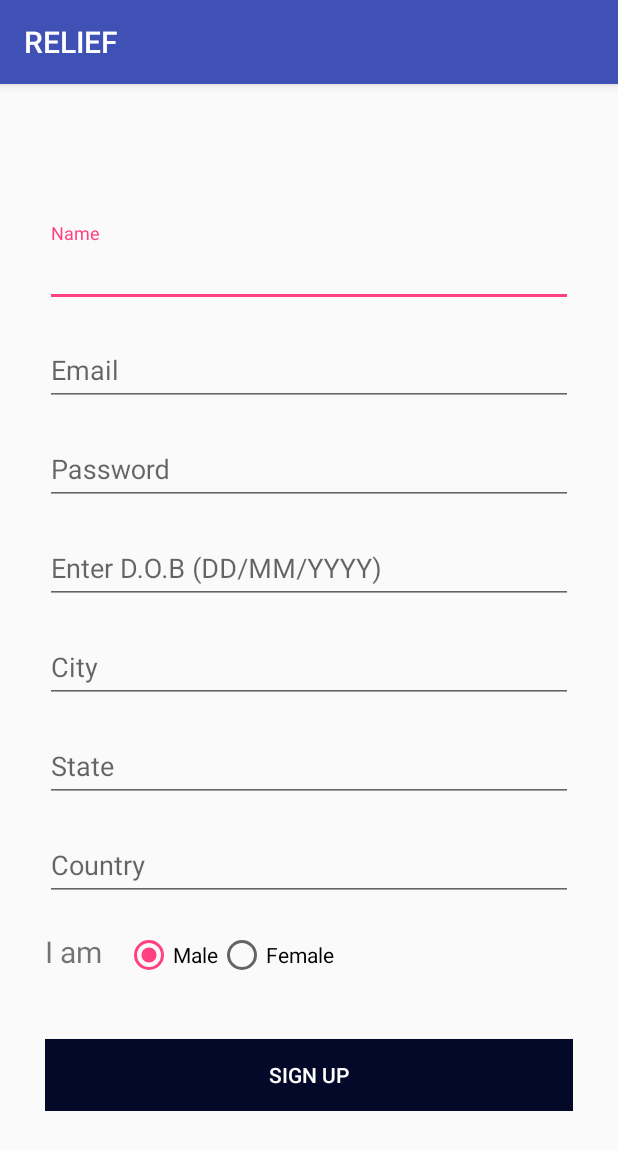
After one commit to aryan2305/Relief, an Android app: the SignUpActivity screen opened directly, with no data from a screen before it, on a phone screen of 412 x 824 dp. The commit adds this screen. Shown: the top 1150 px of the screen. Run offline under Robolectric (Android 15) with nearby library versions, the phone set to English and light mode, and no system bars.

Commit message:
Login and Signup Page updated

```diff
--- a/app/build.gradle
+++ b/app/build.gradle
@@ -25,4 +25,7 @@ dependencies {
     testImplementation 'junit:junit:4.12'
     androidTestImplementation 'com.android.support.test:runner:0.5'
     androidTestImplementation 'com.android.support.test.espresso:espresso-core:2.2.2'
+    compile 'com.android.support:design:23.0.0'
+    compile 'com.android.volley:volley:1.0.0'
+
 }
--- a/app/src/main/AndroidManifest.xml
+++ b/app/src/main/AndroidManifest.xml
@@ -1,6 +1,9 @@
 <?xml version="1.0" encoding="utf-8"?>
 <manifest xmlns:android="http://schemas.android.com/apk/res/android"
     package="com.disaster.relief.relief">
+    <uses-permission android:name="android.permission.INTERNET" />
+    <uses-permission android:name="android.permission.ACCESS_NETWORK_STATE" />
+    <uses-permission android:name="android.permission.VIBRATE" />
 
     <application
         android:allowBackup="true"
@@ -16,7 +19,8 @@
                 <category android:name="android.intent.category.LAUNCHER" />
             </intent-filter>
         </activity>
-        <activity android:name=".LoginActivity"></activity>
+        <activity android:name=".LoginActivity" />
+        <activity android:name=".SignUpActivity"></activity>
     </application>
 
 </manifest>
--- /dev/null
+++ b/app/src/main/res/anim/shake.xml
@@ -0,0 +1,37 @@
+<?xml version="1.0" encoding="utf-8"?>
+<set xmlns:android="http://schemas.android.com/apk/res/android" android:interpolator="@android:anim/overshoot_interpolator" android:fillAfter="true">
+
+    <translate
+        android:startOffset="100"
+        android:fromXDelta="0%p"
+        android:toXDelta="5%p"
+        android:duration="100" />
+
+    <translate
+        android:startOffset="150"
+        android:fromXDelta="0%p"
+        android:toXDelta="-10%p"
+        android:duration="160" />
+
+
+    <translate
+        android:startOffset="260"
+        android:fromXDelta="0%p"
+        android:toXDelta="10%p"
+        android:duration="170" />
+
+
+    <translate
+        android:startOffset="380"
+        android:fromXDelta="0%p"
+        android:toXDelta="-10%p"
+        android:duration="180" />
+
+
+    <translate
+        android:startOffset="510"
+        android:fromXDelta="0%p"
+        android:toXDelta="5%p"
+        android:duration="140" />
+
+</set>
--- /dev/null
+++ b/app/src/main/res/color/bg_login.xml
@@ -0,0 +1,4 @@
+<?xml version="1.0" encoding="utf-8"?>
+<selector xmlns:android="http://schemas.android.com/apk/res/android">
+
+</selector>
--- /dev/null
+++ b/app/src/main/res/layout/activity_sign_up.xml
@@ -0,0 +1,161 @@
+<?xml version="1.0" encoding="utf-8"?>
+<LinearLayout xmlns:android="http://schemas.android.com/apk/res/android"
+    xmlns:app="http://schemas.android.com/apk/res-auto"
+    xmlns:tools="http://schemas.android.com/tools"
+    android:layout_width="fill_parent"
+    android:layout_height="fill_parent"
+    android:gravity="center"
+    android:orientation="vertical"
+    android:padding="10dp"
+    tools:context="com.disaster.relief.relief.SignUpActivity">
+
+    <LinearLayout
+        android:layout_width="match_parent"
+        android:layout_height="wrap_content"
+        android:layout_gravity="center"
+        android:orientation="vertical"
+        android:paddingLeft="20dp"
+        android:paddingRight="20dp" >
+        <android.support.design.widget.TextInputLayout
+            android:id="@+id/signup_input_layout_name"
+            android:layout_width="match_parent"
+            android:layout_height="wrap_content"
+            android:layout_centerHorizontal="true"
+            android:layout_marginTop="10dp">
+
+            <EditText
+                android:id="@+id/signup_input_name"
+                android:layout_width="match_parent"
+                android:layout_height="wrap_content"
+                android:ems="10"
+                android:hint="Name"/>
+        </android.support.design.widget.TextInputLayout>
+        <android.support.design.widget.TextInputLayout
+            android:id="@+id/signup_input_layout_email"
+            android:layout_width="match_parent"
+            android:layout_height="wrap_content"
+            android:layout_centerHorizontal="true"
+            android:layout_marginTop="10dp">
+            <EditText
+                android:id="@+id/signup_input_email"
+                android:layout_width="match_parent"
+                android:layout_height="wrap_content"
+                android:ems="10"
+                android:inputType="textEmailAddress"
+                android:hint="Email" />
+        </android.support.design.widget.TextInputLayout>
+        <android.support.design.widget.TextInputLayout
+            android:id="@+id/signup_input_layout_password"
+            android:layout_width="match_parent"
+            android:layout_height="wrap_content"
+            android:layout_centerHorizontal="true"
+            android:layout_marginTop="10dp">
+            <EditText
+                android:id="@+id/signup_input_password"
+                android:layout_width="match_parent"
+                android:layout_height="wrap_content"
+                android:ems="10"
+                android:inputType="textPassword"
+                android:hint="@string/hint_password" />
+        </android.support.design.widget.TextInputLayout>
+        <android.support.design.widget.TextInputLayout
+            android:id="@+id/signup_input_layout_dob"
+            android:layout_width="match_parent"
+            android:layout_height="wrap_content"
+            android:layout_centerHorizontal="true"
+            android:layout_marginTop="10dp">
+            <EditText
+                android:id="@+id/signup_input_dob"
+                android:layout_width="match_parent"
+                android:layout_height="wrap_content"
+                android:ems="10"
+                android:singleLine="true"
+                android:hint="@string/hint_dob"/>
+        </android.support.design.widget.TextInputLayout>
+        <android.support.design.widget.TextInputLayout
+            android:id="@+id/signup_input_layout_city"
+            android:layout_width="match_parent"
+            android:layout_height="wrap_content"
+            android:layout_centerHorizontal="true"
+            android:layout_marginTop="10dp">
+            <EditText
+                android:id="@+id/signup_input_city"
+                android:layout_width="match_parent"
+                android:layout_height="wrap_content"
+                android:ems="10"
+                android:singleLine="true"
+                android:hint="@string/hint_city"/>
+        </android.support.design.widget.TextInputLayout>
+        <android.support.design.widget.TextInputLayout
+            android:id="@+id/signup_input_layout_state"
+            android:layout_width="match_parent"
+            android:layout_height="wrap_content"
+            android:layout_centerHorizontal="true"
+            android:layout_marginTop="10dp">
+            <EditText
+                android:id="@+id/signup_input_state"
+                android:layout_width="match_parent"
+                android:layout_height="wrap_content"
+                android:ems="10"
+                android:singleLine="true"
+                android:hint="@string/hint_state"
+                tools:ignore="DuplicateIds" />
+        </android.support.design.widget.TextInputLayout>
+        <android.support.design.widget.TextInputLayout
+            android:id="@+id/signup_input_layout_country"
+            android:layout_width="match_parent"
+            android:layout_height="wrap_content"
+            android:layout_centerHorizontal="true"
+            android:layout_marginTop="10dp"
+            tools:ignore="DuplicateIds">
+            <EditText
+                android:id="@+id/signup_input_country"
+                android:layout_width="match_parent"
+                android:layout_height="wrap_content"
+                android:ems="10"
+                android:singleLine="true"
+                android:hint="@string/hint_country"/>
+        </android.support.design.widget.TextInputLayout>
+        <RelativeLayout
+            android:layout_width="match_parent"
+            android:layout_height="wrap_content"
+            android:paddingTop="20dp">
+            <TextView
+                android:id="@+id/gender_textview"
+                android:paddingRight="15dp"
+                android:layout_width="wrap_content"
+                android:layout_height="wrap_content"
+                android:text="@string/hint_gender"
+                android:fontFeatureSettings="@string/hint_password"
+                android:textSize="20dp"
+                android:fontFamily="@string/hint_password"/>
+            <RadioGroup
+                android:layout_width="wrap_content"
+                android:layout_height="wrap_content"
+                android:layout_toRightOf="@+id/gender_textview"
+                android:orientation="horizontal"
+                >
+                <RadioButton
+                    android:id="@+id/male_radio_btn"
+                    android:layout_width="wrap_content"
+                    android:layout_height="wrap_content"
+                    android:text="@string/male"
+                    android:checked="true"
+                    />
+                <RadioButton
+                    android:id="@+id/female_radio_btn"
+                    android:layout_width="wrap_content"
+                    android:layout_height="wrap_content"
+                    android:text = "@string/female"
+                    />
+            </RadioGroup>
+        </RelativeLayout>
+        <Button android:id="@+id/btn_signup"
+            android:layout_width="fill_parent"
+            android:layout_height="wrap_content"
+            android:text="@string/btn_sign_up"
+            android:background="@color/colorPrimaryDark"
+            android:layout_marginTop="40dp"
+            android:textColor="@android:color/white"/>
+    </LinearLayout>
+</LinearLayout>
--- a/app/src/main/res/values/colors.xml
+++ b/app/src/main/res/values/colors.xml
@@ -1,6 +1,7 @@
 <?xml version="1.0" encoding="utf-8"?>
 <resources>
     <color name="colorPrimary">#3F51B5</color>
-    <color name="colorPrimaryDark">#303F9F</color>
+    <color name="colorPrimaryDark">#040929</color>
     <color name="colorAccent">#FF4081</color>
+    <color name="login_button_background">#6890B4</color>>
 </resources>
--- a/app/src/main/res/values/strings.xml
+++ b/app/src/main/res/values/strings.xml
@@ -1,3 +1,28 @@
 <resources>
-    <string name="app_name">Relief</string>
+    <string name="app_name">RELIEF</string>
+    <string name="user_id">User Id</string>
+    <string name="password">Password</string>
+    <string name="login">LOGIN</string>
+    <string name="signup">SIGN UP</string>
+    <string name="hint_password">Password</string>
+    <string name="hint_city">City</string>
+    <string name="hint_gender">I am</string>
+    <string name="male">Male</string>
+    <string name="female">Female</string>
+    <string name="btn_sign_up">Sign Up</string>
+    <string name="hint_state">State</string>
+    <string name="hint_country">Country</string>
+    <string name="err_msg_email">Enter a valid email</string>
+    <string name="err_msg_required">Required</string>
+    <string name="err_msg_password">Enter password</string>
+    <string name="err_msg_country">Enter the Country you live in</string>
+    <string name="err_msg_name">Enter your Name</string>
+    <string name="err_msg_state">Enter the State you live in</string>
+    <string name="err_msg_city">Enter the city you live in</string>
+    <string name="hint_dob">Enter D.O.B (DD/MM/YYYY)</string>
+    <string name="err_msg_dob">Enter a valid DOB (dd/mm/yyyy)</string>
+    <string name="hint_email">Email</string>
+    <string name="btn_login">Login</string>
+    <string name="btn_link_signup">Haven\'t registered yet? Click here</string>
+
 </resources>
```
Also changed, not shown: app/src/main/java/com/disaster/relief/relief/LoginActivity.java (+51 -0 lines), app/src/main/java/com/disaster/relief/relief/REQUEST_SIGNUP.java (added, +8 -0 lines), app/src/main/java/com/disaster/relief/relief/SignUpActivity.java (added, +224 -0 lines), app/src/main/res/layout/activity_login.xml (+68 -4 lines), app/src/main/res/drawable-hdpi/ic_action_name.png (added), app/src/main/res/drawable-mdpi/ic_action_name.png (added), app/src/main/res/drawable-xhdpi/ic_action_name.png (added), app/src/main/res/drawable-xxhdpi/ic_action_name.png (added).
